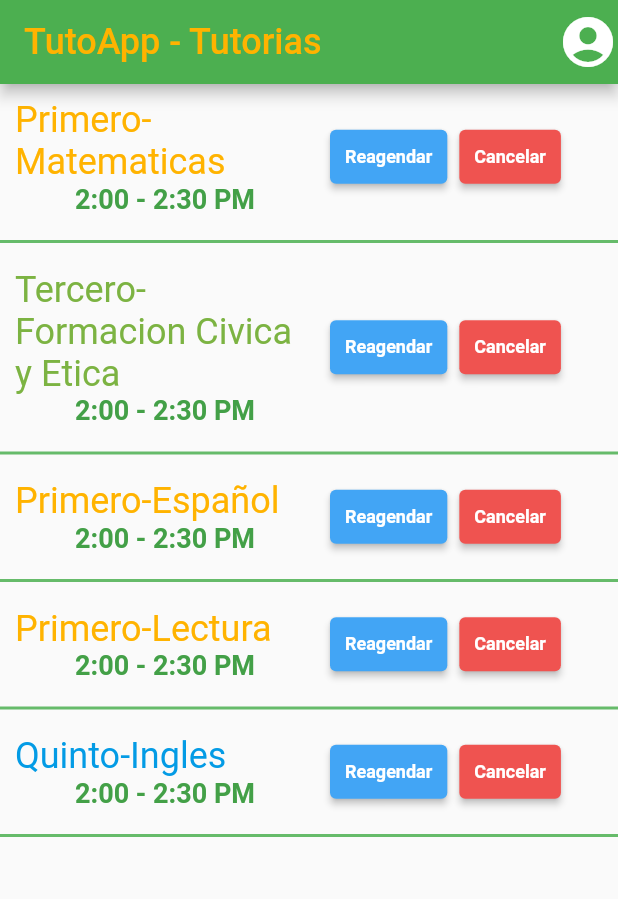
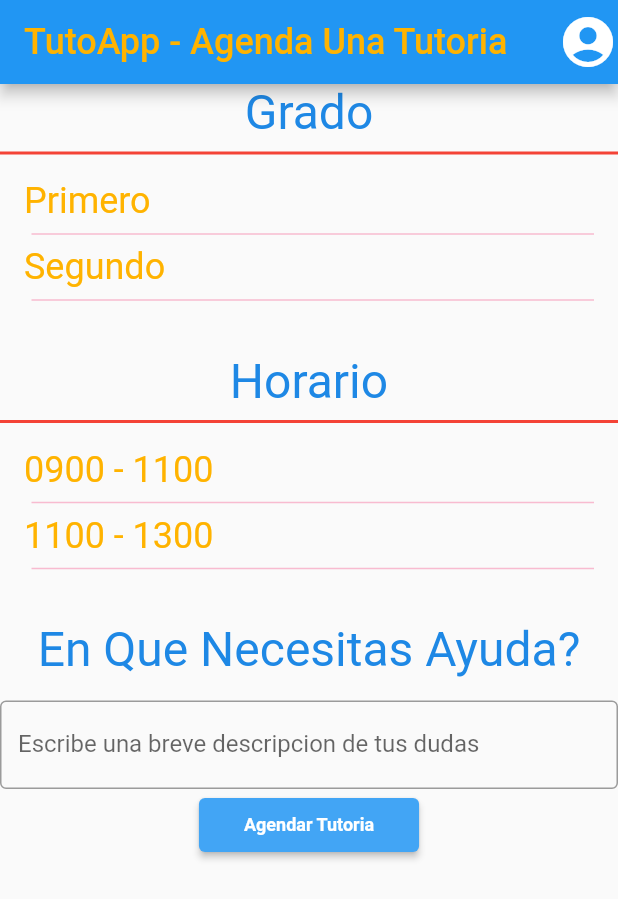
Before and after one commit to KAMZ13/FlutterProjects, a Flutter app: the screen it shows after launch, on a phone screen of 412 x 824 dp. Shown: the top 899 px of the screen. Run offline on Flutter 3.47's test engine with Material 2 defaults, Android fonts, the phone set to English and light mode, and no system bars; our stand-ins replace avatar_glow, bloc, equatable, flutter_bloc, font_awesome_flutter; missing offline and left inert: dart:js_util, record; Roboto replaces fonts that are missing (Chewy-Regular).

Commit message:
Created new page agendar tuttoria
Created new page that allows users to select the grade, time frame and a brief description in order to schedule a tutoring session

```diff
--- a/proyecto_moviles/lib/main.dart
+++ b/proyecto_moviles/lib/main.dart
@@ -2,6 +2,7 @@ import 'package:flutter/material.dart';
 import 'package:flutter_bloc/flutter_bloc.dart';
 import 'package:proyecto_moviles/bloc/tutoapp_bloc.dart';
 import 'package:proyecto_moviles/pages/agenda.dart';
+import 'package:proyecto_moviles/pages/agendar_tutoria.dart';
 import 'package:proyecto_moviles/pages/homepage.dart';
 
 void main() =>
@@ -15,6 +16,6 @@ class MyApp extends StatelessWidget {
     return MaterialApp(
         title: 'Tutoapp',
         theme: ThemeData(appBarTheme: AppBarTheme(color: Colors.green)),
-        home: Agenda());
+        home: AgendarTutoria());
   }
 }
--- a/proyecto_moviles/lib/pages/agenda.dart
+++ b/proyecto_moviles/lib/pages/agenda.dart
@@ -254,7 +254,7 @@ class Agenda extends StatelessWidget {
                           style: TextStyle(
                               fontFamily: 'Chewy-Regular',
                               fontSize: 24,
-                              color: Colors.lightBlue[600]),
+                              color: Colors.purple[600]),
                         ),
                       ),
                       Text(
--- /dev/null
+++ b/proyecto_moviles/lib/pages/agendar_tutoria.dart
@@ -0,0 +1,184 @@
+import 'package:flutter/material.dart';
+
+class AgendarTutoria extends StatelessWidget {
+  AgendarTutoria({super.key});
+  final List<String> clases = [
+    'Primero',
+    'Segundo',
+    'Tercero',
+    'Cuarto',
+    'Quinto',
+    'Sexto'
+  ];
+  final List<String> horario = [
+    '0900 - 1100',
+    '1100 - 1300',
+    '1300 - 1500',
+    '1500 - 1700',
+    '1700 - 1900',
+    '1900 - 2100'
+  ];
+
+  //final List<String> colores = ['amber[600]','blue[600]','lightGreen[600]','cyan[600]','purple[600]','orange[600]'];
+
+  @override
+  Widget build(BuildContext context) {
+    return MaterialApp(
+      title: 'Material App',
+      home: Scaffold(
+        appBar: AppBar(
+          title: Text(
+            "TutoApp - Agenda Una Tutoria",
+            style: TextStyle(
+                fontFamily: 'Chewy-Regular',
+                fontSize: 24,
+                color: Colors.amber[600]),
+          ),
+          actions: [
+            GestureDetector(
+              onTap: () {},
+              child: ClipRRect(
+                borderRadius: BorderRadius.circular(25),
+                child: Icon(
+                  Icons.account_circle_rounded,
+                  size: 40,
+                ),
+              ),
+            )
+          ],
+        ),
+        body: Column(
+          children: [
+            Container(
+              padding: EdgeInsets.only(bottom: 10),
+              child: Column(
+                mainAxisAlignment: MainAxisAlignment.start,
+                children: [
+                  Text(
+                    "Grado",
+                    style: TextStyle(
+                        fontFamily: 'Chewy-Regular',
+                        fontSize: 32,
+                        color: Colors.blue[600]),
+                    textAlign: TextAlign.left,
+                  ),
+                  Divider(
+                    thickness: 2,
+                    color: Colors.red,
+                  ),
+                  Padding(
+                    padding: const EdgeInsets.only(bottom: 15),
+                    child: Column(
+                      children: [
+                        SizedBox(
+                          height: 100,
+                          width: 400,
+                          child: ListView.separated(
+                            padding: EdgeInsets.all(10),
+                            itemCount: clases.length,
+                            itemBuilder: (BuildContext context, int index) {
+                              return Text(
+                                clases[index],
+                                style: TextStyle(
+                                    fontFamily: 'Chewy-Regular',
+                                    fontSize: 24,
+                                    color: Colors.amber[600]),
+                              );
+                            },
+                            separatorBuilder:
+                                (BuildContext context, int index) => Divider(
+                              thickness: 1,
+                              color: Colors.pink[100],
+                              indent: 5,
+                            ),
+                          ),
+                        ),
+                      ],
+                    ),
+                  ),
+                ],
+              ),
+            ),
+            Container(
+              padding: EdgeInsets.only(bottom: 10),
+              child: Column(
+                children: [
+                  Text(
+                    "Horario",
+                    style: TextStyle(
+                        fontFamily: 'Chewy-Regular',
+                        fontSize: 32,
+                        color: Colors.blue[600]),
+                    textAlign: TextAlign.left,
+                  ),
+                  Divider(
+                    thickness: 2,
+                    color: Colors.red,
+                  ),
+                  Padding(
+                    padding: const EdgeInsets.only(bottom: 15),
+                    child: Column(
+                      children: [
+                        SizedBox(
+                          height: 100,
+                          width: 400,
+                          child: ListView.separated(
+                            padding: EdgeInsets.all(10),
+                            itemCount: horario.length,
+                            itemBuilder: (BuildContext context, int index) {
+                              return Text(
+                                horario[index],
+                                style: TextStyle(
+                                    fontFamily: 'Chewy-Regular',
+                                    fontSize: 24,
+                                    color: Colors.amber[600]),
+                              );
+                            },
+                            separatorBuilder:
+                                (BuildContext context, int index) => Divider(
+                              thickness: 1,
+                              color: Colors.pink[100],
+                              indent: 5,
+                            ),
+                          ),
+                        ),
+                      ],
+                    ),
+                  ),
+                ],
+              ),
+            ),
+            Container(
+              child: Column(children: [
+                Padding(
+                  padding: const EdgeInsets.only(bottom: 15),
+                  child: Text(
+                    "En Que Necesitas Ayuda?",
+                    style: TextStyle(
+                        fontFamily: 'Chewy-Regular',
+                        fontSize: 32,
+                        color: Colors.blue[600]),
+                  ),
+                ),
+                TextField(
+                  decoration: InputDecoration(
+                      border: OutlineInputBorder(),
+                      labelText: 'Escribe una breve descripcion de tus dudas'),
+                ),
+              ]),
+            ),
+            ElevatedButton(
+              onPressed: () {},
+              child: Text("Agendar Tutoria"),
+              style: ElevatedButton.styleFrom(
+                  backgroundColor: Colors.blue[400],
+                  padding: EdgeInsets.symmetric(horizontal: 30),
+                  textStyle: const TextStyle(
+                      fontSize: 12, fontWeight: FontWeight.bold)),
+            ),
+          ],
+        ),
+      ),
+    );
+  }
+}
--- a/proyecto_moviles/pubspec.yaml
+++ b/proyecto_moviles/pubspec.yaml
@@ -17,7 +17,7 @@ publish_to: 'none' # Remove this line if you wish to publish to pub.dev
 # https://developer.apple.com/library/archive/documentation/General/Reference/InfoPlistKeyReference/Articles/CoreFoundationKeys.html
 # In Windows, build-name is used as the major, minor, and patch parts
 # of the product and file versions while build-number is used as the build suffix.
-#version: 1.0.0+1
+version: 1.0.0+1
 
 environment:
   sdk: '>=2.18.0 <3.0.0'
@@ -48,7 +48,7 @@ dev_dependencies:
   # activated in the `analysis_options.yaml` file located at the root of your
   # package. See that file for information about deactivating specific lint
   # rules and activating additional ones.
-  flutter_lints: ^2.0.0
+  #flutter_lints: ^2.0.0
 
 # For information on the generic Dart part of this file, see the
 # following page: https://dart.dev/tools/pub/pubspec
```
Also changed, not shown: proyecto_moviles/pubspec.lock.
